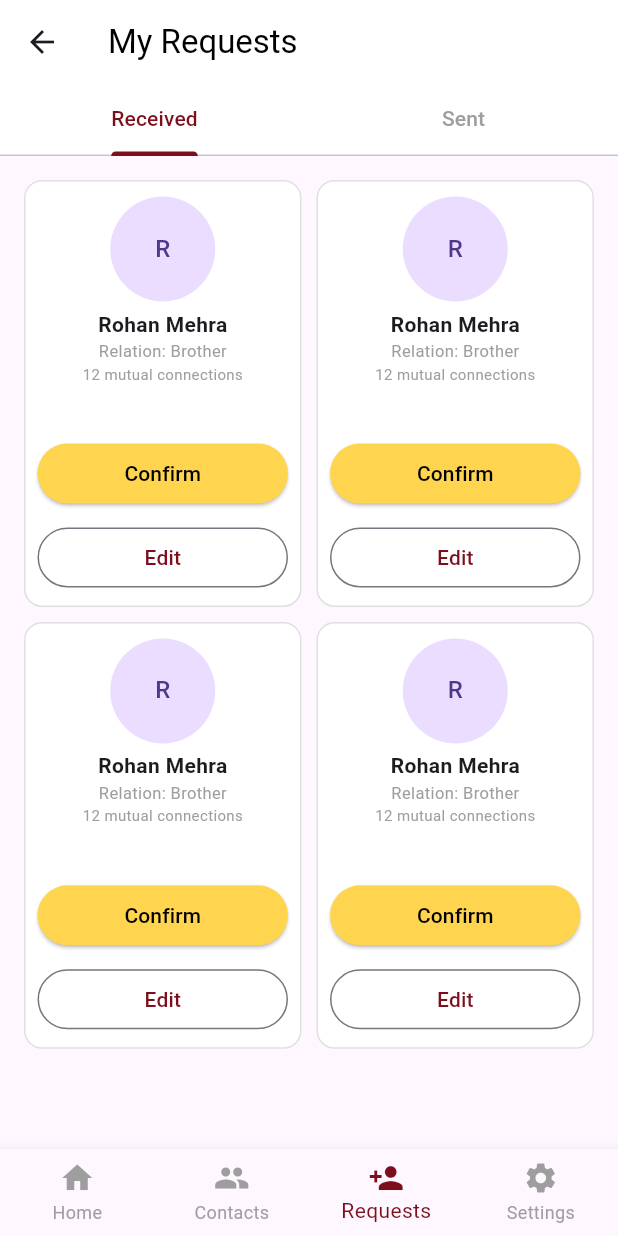
After one commit to VENSROY/new_community, a Flutter app: the DashboardScreen screen opened by its route, item 3 of the bottom bar chosen, on a phone screen of 412 x 824 dp. The commit adds this screen. Run offline on Flutter 3.47's test engine with Material 3 defaults, Android fonts, the phone set to English and light mode, and no system bars; our stand-ins replace firebase_core, image_picker; accounts and stored records are empty.

Commit message:
Updated UI and integrated Dashboard

```diff
--- /dev/null
+++ b/lib/dashboard_screen.dart
@@ -0,0 +1,42 @@
+import 'package:flutter/material.dart';
+import 'contacts_tab.dart';
+import 'requests_tab.dart';
+import 'settings_tab.dart';
+
+class DashboardScreen extends StatefulWidget {
+  const DashboardScreen({super.key});
+
+  @override
+  State<DashboardScreen> createState() => _DashboardScreenState();
+}
+
+class _DashboardScreenState extends State<DashboardScreen> {
+  int _currentIndex = 0;
+  final List<Widget> _tabs = [
+    const Center(child: Text("Home Content")),
+    const ContactsTab(),
+    const RequestsTab(),
+    const SettingsTab(),
+  ];
+
+  @override
+  Widget build(BuildContext context) {
+    return Scaffold(
+      body: _tabs[_currentIndex],
+      bottomNavigationBar: BottomNavigationBar(
+        currentIndex: _currentIndex,
+        selectedItemColor: const Color(0xFF7B0F1C),
+        unselectedItemColor: Colors.grey,
+        showUnselectedLabels: true,
+        type: BottomNavigationBarType.fixed,
+        onTap: (i) => setState(() => _currentIndex = i),
+        items: const [
+          BottomNavigationBarItem(icon: Icon(Icons.home), label: 'Home'),
+          BottomNavigationBarItem(icon: Icon(Icons.people), label: 'Contacts'),
+          BottomNavigationBarItem(icon: Icon(Icons.person_add), label: 'Requests'),
+          BottomNavigationBarItem(icon: Icon(Icons.settings), label: 'Settings'),
+        ],
+      ),
+    );
+  }
+}
--- a/lib/main.dart
+++ b/lib/main.dart
@@ -1,19 +1,16 @@
 import 'package:flutter/material.dart';
 import 'package:firebase_core/firebase_core.dart';
-
 import 'firebase_options.dart';
 import 'welcome_screen.dart';
 import 'mobile_verify_screen.dart';
 import 'set_login_pin.dart';
-import 'home_screen.dart';
+import 'dashboard_screen.dart';
 
 void main() async {
   WidgetsFlutterBinding.ensureInitialized();
-
   await Firebase.initializeApp(
     options: DefaultFirebaseOptions.currentPlatform,
   );
-
   runApp(const MyApp());
 }
 
@@ -28,7 +25,7 @@ class MyApp extends StatelessWidget {
       routes: {
         '/mobile': (_) => const MobileVerifyScreen(),
         '/pin': (_) => const SetLoginPin(),
-        '/home': (_) => const HomeScreen(),
+        '/home': (_) => const DashboardScreen(),
       },
     );
   }
--- /dev/null
+++ b/lib/requests_tab.dart
@@ -0,0 +1,85 @@
+import 'package:flutter/material.dart';
+
+class RequestsTab extends StatelessWidget {
+  const RequestsTab({super.key});
+
+  @override
+  Widget build(BuildContext context) {
+    return DefaultTabController(
+      length: 2,
+      child: Scaffold(
+        appBar: AppBar(
+          title: const Text("My Requests", style: TextStyle(color: Colors.black)),
+          backgroundColor: Colors.white,
+          elevation: 0,
+          bottom: const TabBar(
+            labelColor: Color(0xFF7B0F1C),
+            unselectedLabelColor: Colors.grey,
+            indicatorColor: Color(0xFF7B0F1C),
+            tabs: [Tab(text: "Received"), Tab(text: "Sent")],
+          ),
+        ),
+        body: TabBarView(
+          children: [_requestList(true), _requestList(false)],
+        ),
+      ),
+    );
+  }
+
+  Widget _requestList(bool isReceived) {
+    return GridView.builder(
+      padding: const EdgeInsets.all(16),
+      gridDelegate: const SliverGridDelegateWithFixedCrossAxisCount(
+        crossAxisCount: 2,
+        childAspectRatio: 0.65,
+        crossAxisSpacing: 10,
+        mainAxisSpacing: 10,
+      ),
+      itemCount: 4,
+      itemBuilder: (context, index) => _requestCard(isReceived),
+    );
+  }
+
+  Widget _requestCard(bool isReceived) {
+    return Container(
+      decoration: BoxDecoration(
+        color: Colors.white,
+        borderRadius: BorderRadius.circular(12),
+        border: Border.all(color: Colors.black12),
+      ),
+      child: Column(
+        children: [
+          const SizedBox(height: 10),
+          const CircleAvatar(radius: 35, child: Text('R')),
+          const SizedBox(height: 5),
+          const Text('Rohan Mehra', style: TextStyle(fontWeight: FontWeight.bold)),
+          const Text('Relation: Brother', style: TextStyle(color: Colors.grey, fontSize: 11)),
+          const Text('12 mutual connections', style: TextStyle(color: Colors.grey, fontSize: 10)),
+          const Spacer(),
+          if (isReceived)
+            Padding(
+              padding: const EdgeInsets.symmetric(horizontal: 8),
+              child: SizedBox(
+                width: double.infinity,
+                child: ElevatedButton(
+                  onPressed: () {},
+                  style: ElevatedButton.styleFrom(backgroundColor: const Color(0xFFFFD54F), foregroundColor: Colors.black),
+                  child: const Text('Confirm'),
+                ),
+              ),
+            ),
+          Padding(
+            padding: const EdgeInsets.all(8.0),
+            child: SizedBox(
+              width: double.infinity,
+              child: OutlinedButton(
+                onPressed: () {},
+                child: const Text('Edit', style: TextStyle(color: Color(0xFF7B0F1C))),
+              ),
+            ),
+          ),
+        ],
+      ),
+    );
+  }
+}
```
Also changed, not shown: lib/confirm_details.dart (+0 -12 lines), lib/contacts_tab.dart (added, +96 -0 lines), lib/settings_tab.dart (added, +57 -0 lines).
